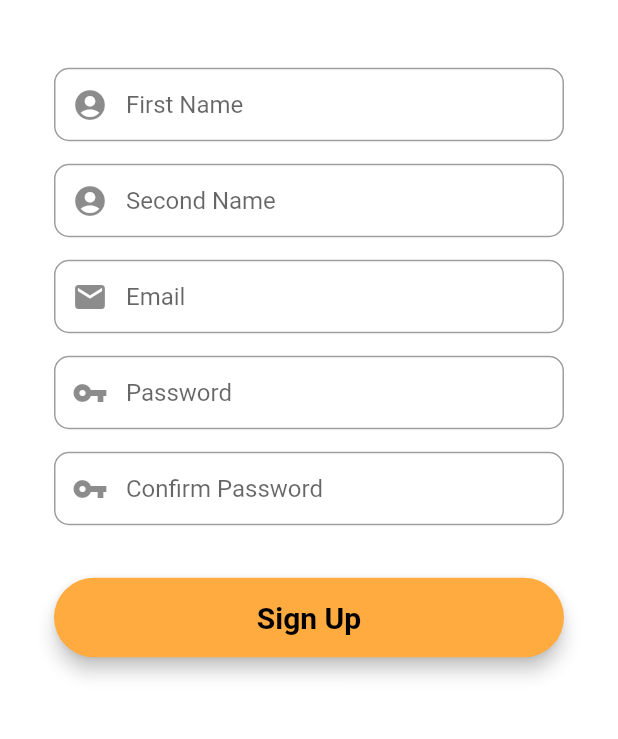
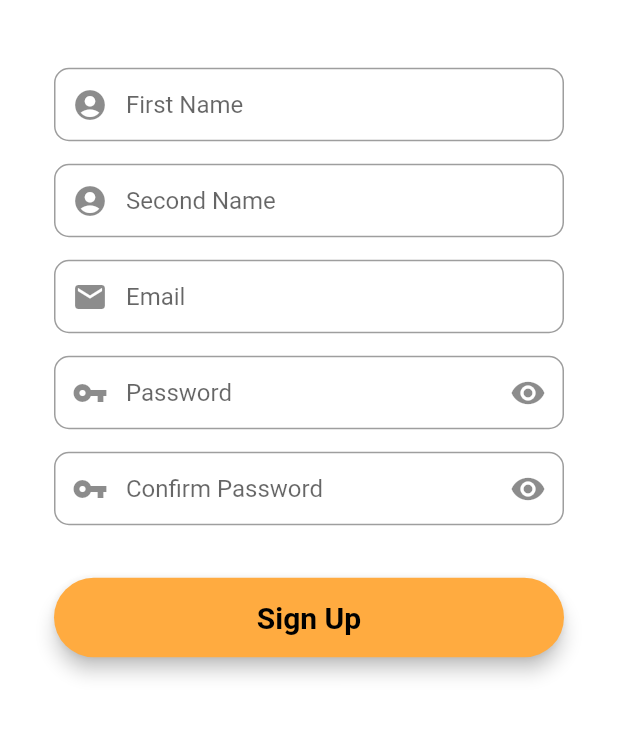
Before and after one commit to aisrha/cassco_app, a Flutter app: the RegistrationScreen screen opened directly, on a phone screen of 412 x 824 dp, the part 440-1179 px from its top. Run offline on Flutter 3.47's test engine with Material 2 defaults, Android fonts, the phone set to English and light mode, and no system bars; our stand-ins replace cloud_firestore, firebase_auth, firebase_core, fluttertoast; accounts and stored records are empty.

Commit message:
Add dynamic obsecure text
- suffix icon

```diff
--- a/lib/screens/registration_screen.dart
+++ b/lib/screens/registration_screen.dart
@@ -25,6 +25,10 @@ class _RegistrationScreenState extends State<RegistrationScreen> {
   final emailEditingController = new TextEditingController();
   final passwordEditingController = new TextEditingController();
   final confirmPasswordEditingController = new TextEditingController();
+
+  // obsecure text
+  bool _obsecureText = true;
+  bool _obsecureTextConfirm = true;
 
   @override
   Widget build(BuildContext context) {
@@ -117,7 +121,7 @@ class _RegistrationScreenState extends State<RegistrationScreen> {
     final passwordField = TextFormField(
       autofocus: false,
       controller: passwordEditingController,
-      obscureText: true,
+      obscureText: _obsecureText,
       validator: (value) {
         RegExp regex = RegExp(r'(?=.*\d)(?=.*[a-z])(?=.*[A-Z])(?=.*\W)');
         if (value!.isEmpty) {
@@ -136,16 +140,23 @@ class _RegistrationScreenState extends State<RegistrationScreen> {
         prefixIcon: Icon(Icons.vpn_key),
         contentPadding: EdgeInsets.fromLTRB(20, 15, 20, 15),
         hintText: "Password",
-          border: OutlineInputBorder(
-            borderRadius: BorderRadius.circular(10),
-          )),
+        border: OutlineInputBorder(borderRadius: BorderRadius.circular(10)),
+        suffixIcon: GestureDetector(
+          onTap: () {
+            setState(() {
+              _obsecureText = !_obsecureText;
+            });
+          },
+          child: Icon(_obsecureText ? Icons.visibility : Icons.visibility_off),
+        ),
+      ),
     );
 
     // confirm password field
     final confirmPasswordField = TextFormField(
       autofocus: false,
       controller: confirmPasswordEditingController,
-      obscureText: true,
+      obscureText: _obsecureTextConfirm,
       validator: (value) {
         if (confirmPasswordEditingController.text !=
             passwordEditingController.text) {
@@ -163,7 +174,17 @@ class _RegistrationScreenState extends State<RegistrationScreen> {
         hintText: "Confirm Password",
         border: OutlineInputBorder(
           borderRadius: BorderRadius.circular(10),
-          )),
+        ),
+        suffixIcon: GestureDetector(
+          onTap: () {
+            setState(() {
+              _obsecureTextConfirm = !_obsecureTextConfirm;
+            });
+          },
+          child: Icon(
+              _obsecureTextConfirm ? Icons.visibility : Icons.visibility_off),
+        ),
+      ),
     );
 
     // sign up button
```
Lines whose indentation alone changed are shown as unchanged.
